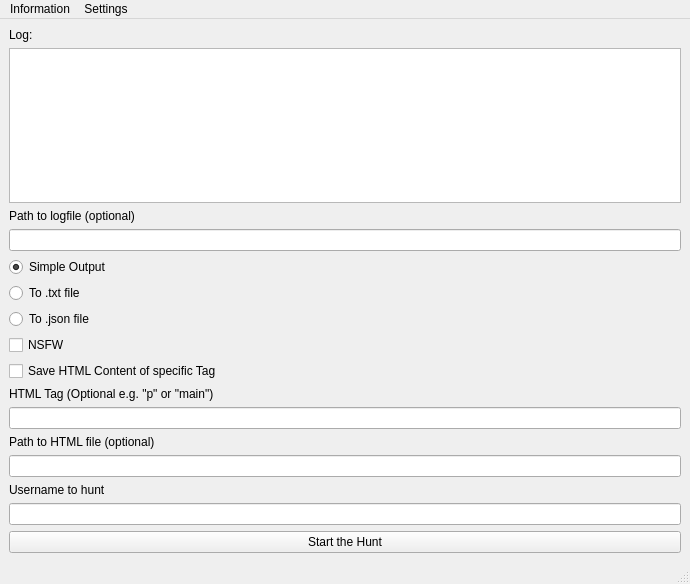
This is akumapy.ui in PanickingLynx/LookupPy as Qt 5 draws it before an edit. The edited form follows.
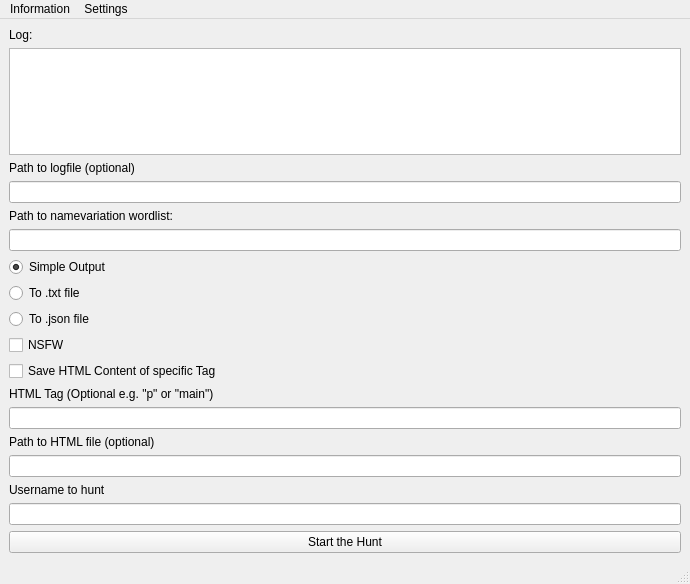
This is the edited form.

Commit message: added new field for name variation wordlist path

Patch:
```diff
--- a/akumapy.ui
+++ b/akumapy.ui
@@ -51,6 +51,16 @@
       </property>
      </widget>
     </item>
+    <item>
+     <widget class="QLabel" name="label_5">
+      <property name="text">
+       <string>Path to namevariation wordlist:</string>
+      </property>
+     </widget>
+    </item>
+    <item>
+     <widget class="QLineEdit" name="namepath"/>
+    </item>
     <item>
      <widget class="QRadioButton" name="plainListRadio">
       <property name="text">
```
The commit also changes 1 other file.
